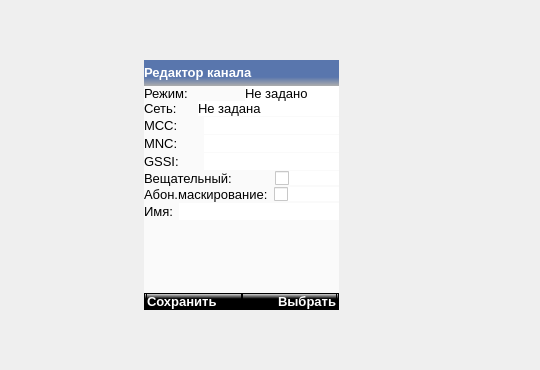
This is mainwindow.ui in COOLIRON2311/azart-p as Qt 5 draws it before an edit; both pictures show x 107 to 647 and y 150 to 520 of the 647 by 989 pixel window. The edited form follows.
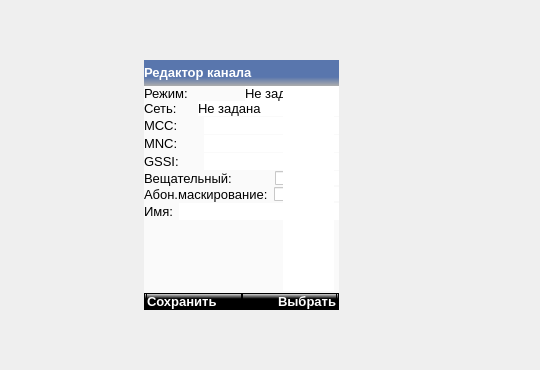
This is the edited form. The open tabs and pages were chosen to show the change. Icons and pictures are not drawn.

Commit message: ctcss has been improved

Patch:
```diff
--- a/mainwindow.ui
+++ b/mainwindow.ui
@@ -1349,7 +1349,7 @@
              <item>
               <widget class="QStackedWidget" name="channel_editor_states">
                <property name="currentIndex">
-                <number>1</number>
+                <number>3</number>
                </property>
                <widget class="QWidget" name="empty_state_page">
                 <layout class="QFormLayout" name="formLayout_4">
@@ -7354,6 +7354,7 @@
       <height>250</height>
      </rect>
     </property>
+    <widget class="QWidget" name="no_modals"/>
     <widget class="QWidget" name="params_error">
      <widget class="QWidget" name="widget_18" native="true">
       <property name="geometry">
@@ -7409,7 +7410,6 @@
       </layout>
      </widget>
     </widget>
-    <widget class="QWidget" name="no_modals"/>
     <widget class="QWidget" name="pr_per">
      <widget class="QWidget" name="dej" native="true">
       <property name="geometry">
@@ -7552,9 +7552,19 @@
       </layout>
      </widget>
     </widget>
+    <widget class="QWidget" name="ctcss">
+     <widget class="QListWidget" name="ctcss_popup">
+      <property name="geometry">
+       <rect>
+        <x>140</x>
+        <y>30</y>
+        <width>51</width>
+        <height>201</height>
+       </rect>
+      </property>
+     </widget>
+    </widget>
    </widget>
-   <zorder>modals</zorder>
-   <zorder>horizontalWidget</zorder>
   </widget>
   <widget class="QMenuBar" name="menuBar">
    <property name="geometry">
```
The commit also changes 1 other file.
